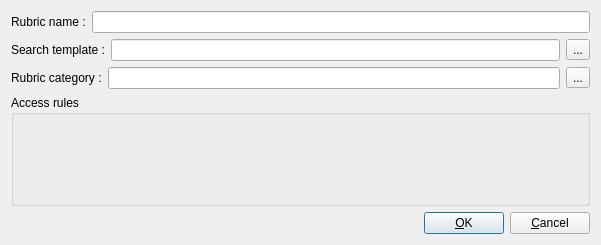
YuriyRusinov/reper, file ddocclient/kksgui/ui/rubric_form.ui: the form before one commit.
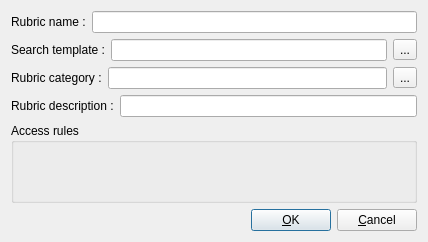
The form after the commit.

Commit message: Dscription field was added into rubric form.

Diff of the .ui file:
```diff
--- a/ddocclient/kksgui/ui/rubric_form.ui
+++ b/ddocclient/kksgui/ui/rubric_form.ui
@@ -6,8 +6,8 @@
    <rect>
     <x>0</x>
     <y>0</y>
-    <width>601</width>
-    <height>245</height>
+    <width>428</width>
+    <height>242</height>
    </rect>
   </property>
   <property name="windowTitle">
@@ -80,6 +80,23 @@
     </layout>
    </item>
    <item row="3" column="0" colspan="3">
+    <layout class="QHBoxLayout" name="horizontalLayout">
+     <item>
+      <widget class="QLabel" name="lDescription">
+       <property name="text">
+        <string>Rubric description :</string>
+       </property>
+       <property name="alignment">
+        <set>Qt::AlignJustify|Qt::AlignVCenter</set>
+       </property>
+      </widget>
+     </item>
+     <item>
+      <widget class="QLineEdit" name="lERubricDescription"/>
+     </item>
+    </layout>
+   </item>
+   <item row="4" column="0" colspan="3">
     <widget class="QGroupBox" name="gbAccessRules">
      <property name="title">
       <string>Access rules</string>
@@ -87,7 +104,7 @@
      <layout class="QGridLayout" name="gridLayout"/>
     </widget>
    </item>
-   <item row="4" column="0">
+   <item row="5" column="0">
     <spacer name="horizontalSpacer">
      <property name="orientation">
       <enum>Qt::Horizontal</enum>
@@ -100,14 +117,14 @@
      </property>
     </spacer>
    </item>
-   <item row="4" column="1">
+   <item row="5" column="1">
     <widget class="QPushButton" name="pbOk">
      <property name="text">
       <string>&amp;OK</string>
      </property>
     </widget>
    </item>
-   <item row="4" column="2">
+   <item row="5" column="2">
     <widget class="QPushButton" name="pbCancel">
      <property name="text">
       <string>&amp;Cancel</string>
```
Left out of the diff: 2 changed lines with no effect on the pictures. The commit also changes 4 other files.
